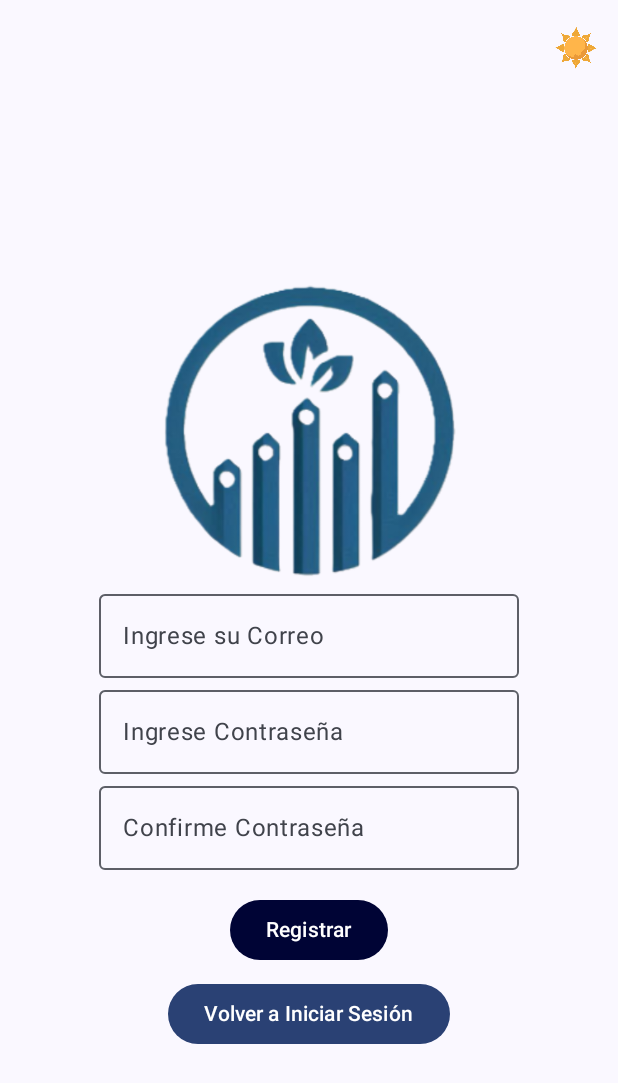
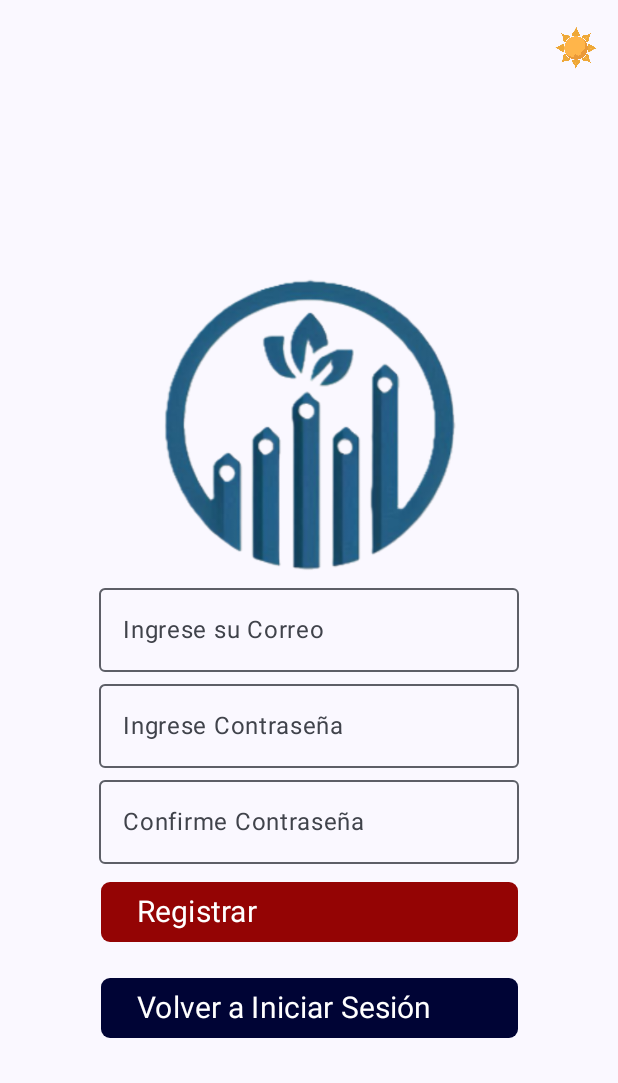
Before and after one commit to Angel2077/Orders-App, an Android app built with Jetpack Compose: the screen it shows after launch (MainActivity), after a tap on "Registrarse", on a phone screen of 412 x 824 dp. Shown: the top 1083 px of the screen. Run offline under Robolectric (Android 15) with nearby library versions, the phone set to English and light mode, and no system bars; 1 other tap on this screen came first.

Commit message:
v0.0.4
- global Custom bottom 100% functionally
- login and registered more functionally

to add:
- restore password
- verify if that you
- slide "lista de pedidos"

```diff
--- a/app/src/main/java/com/usoftwork/ordersapp/MainActivity.kt
+++ b/app/src/main/java/com/usoftwork/ordersapp/MainActivity.kt
@@ -1,19 +1,23 @@
 package com.usoftwork.ordersapp
+import android.graphics.Color
+import android.os.Build
 import android.os.Bundle
 import android.os.Handler
 import android.os.Looper
 import androidx.activity.ComponentActivity
 import androidx.activity.compose.setContent
+import androidx.annotation.RequiresApi
 import androidx.compose.foundation.Image
+import androidx.compose.foundation.clickable
 import androidx.compose.foundation.layout.Arrangement
 import androidx.compose.foundation.layout.Column
 import androidx.compose.foundation.layout.fillMaxSize
 import androidx.compose.foundation.layout.padding
 import androidx.compose.foundation.layout.size
+import androidx.compose.foundation.layout.width
+import androidx.compose.foundation.text.ClickableText
 import androidx.compose.foundation.text.KeyboardActions
 import androidx.compose.foundation.text.KeyboardOptions
-import androidx.compose.material3.Button
-import androidx.compose.material3.ButtonDefaults
 import androidx.compose.material3.ExperimentalMaterial3Api
 import androidx.compose.material3.OutlinedTextField
 import androidx.compose.material3.Scaffold
@@ -27,24 +31,28 @@ import androidx.compose.runtime.setValue
 import androidx.compose.ui.Alignment
 import androidx.compose.ui.Modifier
 import androidx.compose.ui.focus.FocusDirection
-import androidx.compose.ui.graphics.Color
 import androidx.compose.ui.platform.LocalFocusManager
 import androidx.compose.ui.res.painterResource
+import androidx.compose.ui.text.AnnotatedString
 import androidx.compose.ui.text.input.ImeAction
 import androidx.compose.ui.text.input.PasswordVisualTransformation
 import androidx.compose.ui.unit.dp
+import androidx.compose.ui.unit.sp
 import androidx.navigation.NavHostController
 import androidx.navigation.compose.NavHost
 import androidx.navigation.compose.composable
 import androidx.navigation.compose.rememberNavController
-import com.usoftwork.ordersapp.data.classes.*
-import com.usoftwork.ordersapp.data.functions.*
+import com.usoftwork.ordersapp.data.classes.CreatePedido
+import com.usoftwork.ordersapp.data.classes.CustomButton
+import com.usoftwork.ordersapp.data.classes.ListadoPedido
+import com.usoftwork.ordersapp.data.functions.SalesAnalysis
 import com.usoftwork.ordersapp.ui.screens.*
-import com.usoftwork.ordersapp.ui.theme.DarkModeButton
 import com.usoftwork.ordersapp.ui.theme.*
+import com.usoftwork.ordersapp.ui.theme.OrdersAppTheme
 import java.sql.Connection
 import java.sql.DriverManager
 import java.sql.SQLException
+import java.time.format.TextStyle
 
 
 @OptIn(ExperimentalMaterial3Api::class)
@@ -84,6 +92,7 @@ class MainActivity : ComponentActivity() {
 }
 
 
+@RequiresApi(Build.VERSION_CODES.O)
 @Composable
     fun Login(navController: NavHostController) {
     val focusManager = LocalFocusManager.current
@@ -135,8 +144,11 @@ class MainActivity : ComponentActivity() {
             )
         )
 
-            Button(
-                colors = ButtonDefaults.buttonColors(DarkRed),
+        CustomButton(
+            text = "Ingresar",
+            contentColor = White,
+            modifier = Modifier.width(310.dp),
+            center = true,
             onClick = {
                 if (correo.isEmpty() || contrasenna.isEmpty()) {
                     error = "Por favor, complete todos los campos."
@@ -150,23 +162,33 @@ class MainActivity : ComponentActivity() {
                     }
                 }
             },
-                modifier = Modifier.padding(top = 16.dp)
-            ) {
-                Text(text = "Ingresar")
+            containerColor = DarkRed // si quieres mantener ese color
+        )
+        Text(
+            text = "O",
+            color = grey,
+            fontSize  = 10.sp)
+        CustomButton(
+            text = "Registrarse",
+            contentColor = White,
+            modifier = Modifier.width(310.dp),
+            center = true,
+            onClick = { navController.navigate(Routes.REGISTER) },
+            containerColor = DarkNavyBlue
+        )
+        Text(
+            text = "¿Olvidó su contraseña?",
+            color = grey,
+            fontSize = 16.sp,
+            modifier = Modifier.clickable {
+
+                navController.navigate(Routes.REGISTER)
+            },
+        )
+
+    }
 }
 
-            Button(
-                onClick = { navController.navigate(Routes.REGISTER) },
-                modifier = Modifier.padding(top = 8.dp)
-            ) {
-                Text("Registrarse")
-            }
-
-            if (error.isNotEmpty()) {
-                Text(text = error, color = Color.Red, modifier = Modifier.padding(top = 8.dp))
-            }
-        }
-    }
 
     @Composable
     fun Register(navController: NavHostController) {
@@ -230,33 +252,28 @@ class MainActivity : ComponentActivity() {
                 )
             )
 
-            Button(
-                colors = ButtonDefaults.buttonColors(DarkNavyBlue),
+            CustomButton(
+                text = "Registrar",
+                contentColor = White,
+                modifier = Modifier.width(310.dp),
                 onClick = {
                     if (correo.isEmpty() || contrasenna.isEmpty() || confirmarContrasenna.isEmpty()) {
                         error = "Por favor, complete todos los campos."
                     } else if (contrasenna != confirmarContrasenna) {
                         error = "Las contraseñas no coinciden."
                     } else {
-                        // Aquí puedes agregar la lógica para registrar al usuario
-                        navController.navigate(Routes.HOME) // Cambiar ruta según sea necesario
+                        navController.navigate(Routes.HOME)
                     }
                 },
-                modifier = Modifier.padding(top = 16.dp)
-            ) {
-                Text(text = "Registrar")
-            }
-
-            Button(
+                containerColor = DarkRed
+            )
+            CustomButton(
+                text = "Volver a Iniciar Sesión",
+                contentColor = White,
+                modifier = Modifier.width(310.dp),
                 onClick = { navController.navigate(Routes.LOGIN) },
-                modifier = Modifier.padding(top = 8.dp)
-            ) {
-                Text("Volver a Iniciar Sesión")
-            }
-
-            if (error.isNotEmpty()) {
-                Text(text = error, color = Color.Red, modifier = Modifier.padding(top = 8.dp))
-            }
+                containerColor = DarkNavyBlue
+            )
         }
     }
 
--- a/app/src/main/java/com/usoftwork/ordersapp/data/classes/buttonclass.kt
+++ b/app/src/main/java/com/usoftwork/ordersapp/data/classes/buttonclass.kt
@@ -2,6 +2,7 @@ package com.usoftwork.ordersapp.data.classes
 
 import androidx.compose.foundation.layout.Arrangement
 import androidx.compose.foundation.layout.Row
+import androidx.compose.foundation.layout.Spacer
 import androidx.compose.foundation.layout.fillMaxWidth
 import androidx.compose.foundation.layout.height
 import androidx.compose.foundation.layout.padding
@@ -36,12 +37,14 @@ fun CustomButton(
     icon: Any? = null,
     modifier: Modifier = Modifier,
     height: Dp = Unspecified,
+    weight: Float = 1f,
     fontSize: TextUnit = 20.sp,
     fontWeight: FontWeight = FontWeight.Normal,
     cornerRadius: Dp = 6.dp,
     containerColor: Color = Salmon,
     contentColor: Color = Dustwhite,
-    iconSize: Dp = 60.dp
+    iconSize: Dp = 60.dp,
+    center: Boolean = false
 ) {
     Button(
         onClick = onClick,
@@ -57,7 +60,11 @@ fun CustomButton(
     ) {
         Row(
             modifier = Modifier.fillMaxWidth(),
-            horizontalArrangement = Arrangement.SpaceBetween,
+            horizontalArrangement = when {
+                center && icon == null -> Arrangement.Center
+                icon != null -> Arrangement.SpaceBetween
+                else -> Arrangement.Start
+            },
             verticalAlignment = Alignment.CenterVertically
         ) {
             Text(
```
Also changed, not shown: app/src/main/java/com/usoftwork/ordersapp/ui/screens/infoProducto.kt (deleted, +0 -134 lines). Lines whose indentation alone changed are shown as unchanged.
